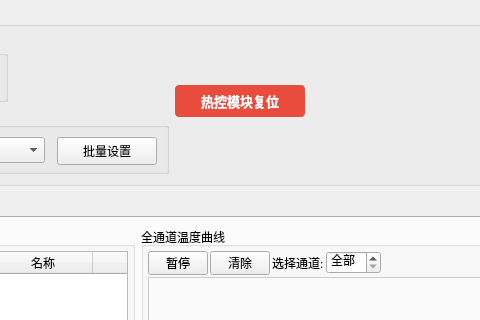
First picture: the form in temperatureinfowindow.ui, repository jinglun233/AntennaTestSystemzjl, before the edit; both pictures show x 388 to 868 and y 0 to 320 of the 1250 by 780 pixel window.
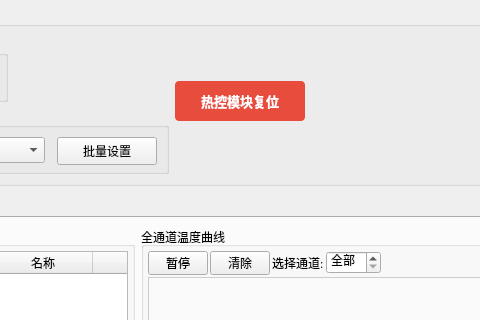
Second picture: the form after the edit. The open tabs and pages were chosen to show the change.

```diff
--- a/temperatureinfowindow.ui
+++ b/temperatureinfowindow.ui
@@ -314,13 +314,13 @@
           <property name="minimumSize">
            <size>
             <width>130</width>
-            <height>32</height>
+            <height>40</height>
            </size>
           </property>
           <property name="maximumSize">
            <size>
             <width>130</width>
-            <height>32</height>
+            <height>40</height>
            </size>
           </property>
           <property name="font">
```
Left out of the diff: 2 changed lines with no effect on the pictures.
